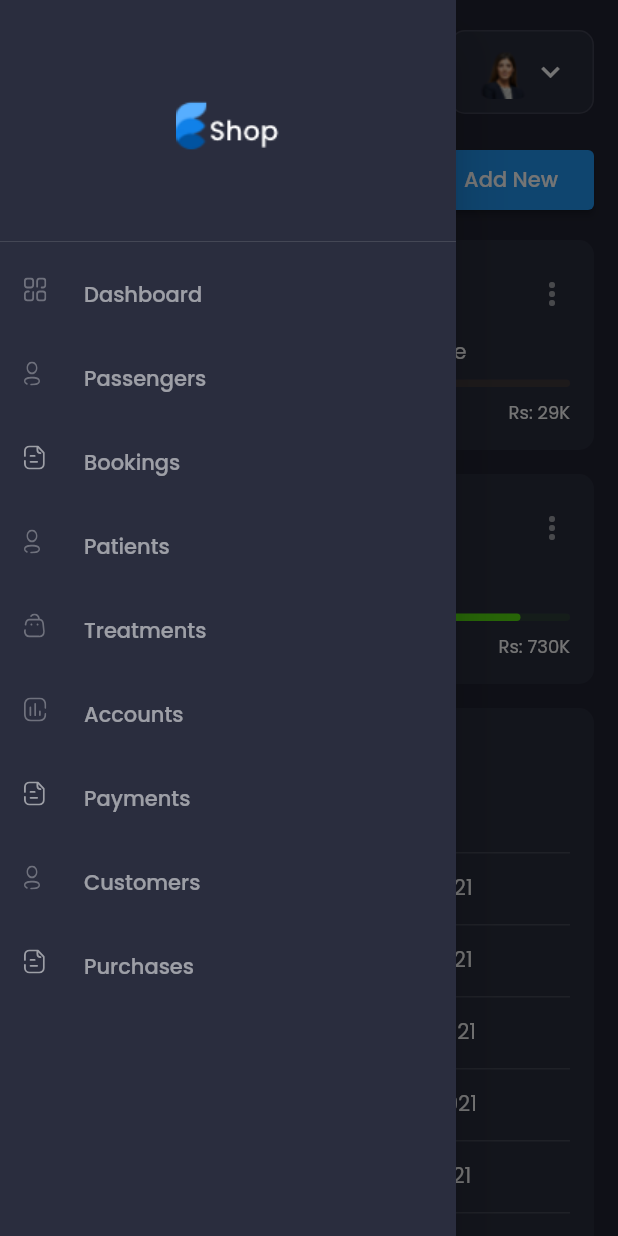
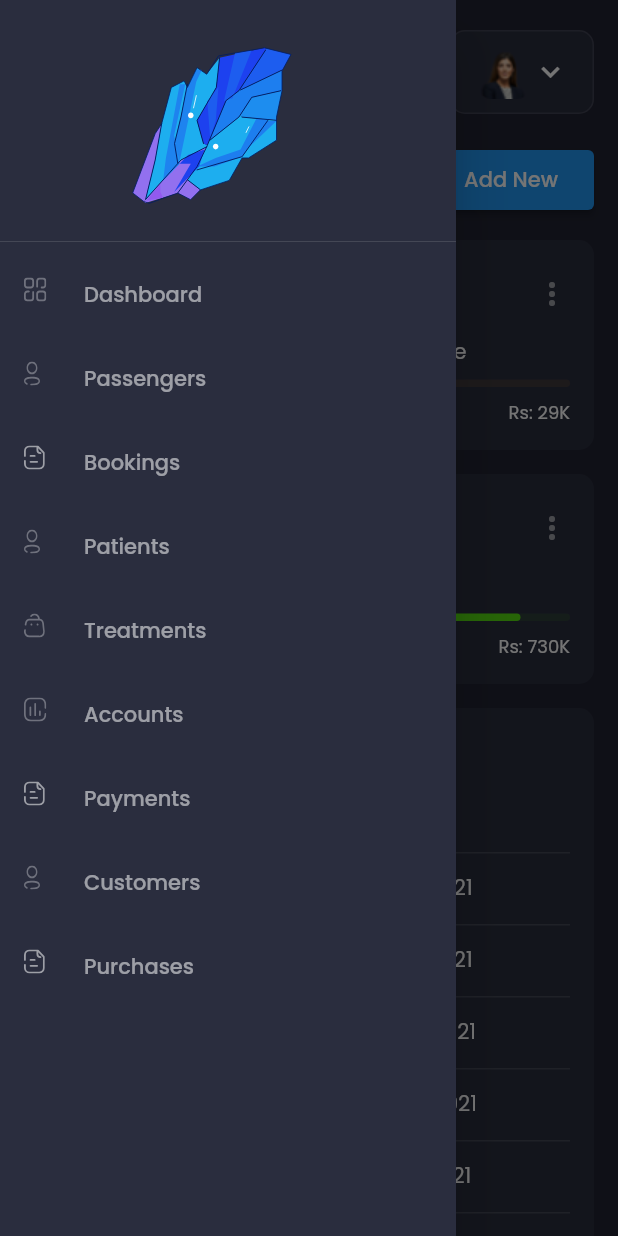
Before and after one commit to gmkumar2005/FlutterDashBoard, a Flutter app: the screen it shows after launch, after a tap on the "menu" icon, on a phone screen of 412 x 824 dp. Run offline on Flutter 3.47's test engine with Material 2 defaults, Android fonts, the phone set to English and light mode, and no system bars; drawn by our look-alikes of data_table_2; our stand-ins replace fl_chart, flutter_svg, google_fonts.

Commit message:
Portfolio and logo

```diff
--- a/lib/main.dart
+++ b/lib/main.dart
@@ -15,7 +15,7 @@ class MyApp extends StatelessWidget {
   Widget build(BuildContext context) {
     return MaterialApp(
       debugShowCheckedModeBanner: false,
-      title: 'Flutter Admin Panel',
+      title: 'Shapestone Portfolio',
       theme: ThemeData.dark().copyWith(
         scaffoldBackgroundColor: bgColor,
         textTheme: GoogleFonts.poppinsTextTheme(Theme.of(context).textTheme)
--- a/lib/screens/dashboard/components/my_fields.dart
+++ b/lib/screens/dashboard/components/my_fields.dart
@@ -19,7 +19,7 @@ class MyFiles extends StatelessWidget {
           mainAxisAlignment: MainAxisAlignment.spaceBetween,
           children: [
             Text(
-              "My Business",
+              "My Portfolio",
               style: Theme.of(context).textTheme.subtitle1,
             ),
             ElevatedButton.icon(
--- a/lib/screens/dashboard/components/my_files.dart
+++ b/lib/screens/dashboard/components/my_files.dart
@@ -19,7 +19,7 @@ class MyFiles extends StatelessWidget {
           mainAxisAlignment: MainAxisAlignment.spaceBetween,
           children: [
             Text(
-              "My Business",
+              "My Portfolio",
               style: Theme.of(context).textTheme.subtitle1,
             ),
             ElevatedButton.icon(
--- a/lib/screens/dashboard/components/storage_details.dart
+++ b/lib/screens/dashboard/components/storage_details.dart
@@ -21,7 +21,7 @@ class StarageDetails extends StatelessWidget {
         crossAxisAlignment: CrossAxisAlignment.start,
         children: [
           Text(
-            "Domain analytics",
+            "Snapshot",
             style: TextStyle(
               fontSize: 18,
               fontWeight: FontWeight.w500,
--- a/lib/screens/main/components/side_menu.dart
+++ b/lib/screens/main/components/side_menu.dart
@@ -12,7 +12,7 @@ class SideMenu extends StatelessWidget {
       child: ListView(
         children: [
           DrawerHeader(
-            child: Image.asset("assets/images/logo.png"),
+            child: SvgPicture.asset("assets/icons/stone1.svg")
           ),
           DrawerListTile(
             title: "Dashboard",
```
Also changed, not shown: assets/icons/stone.svg (added), assets/icons/stone1.svg (added), lib/generated/assets.dart, 2 other files.
